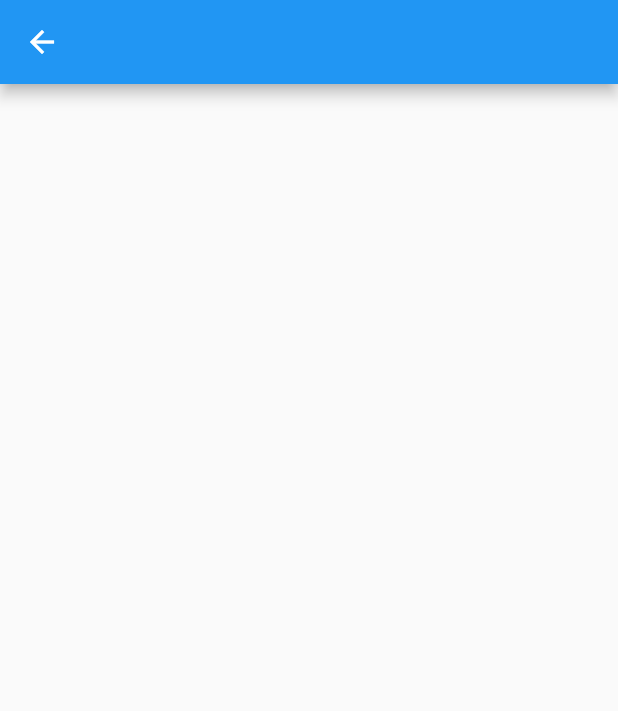
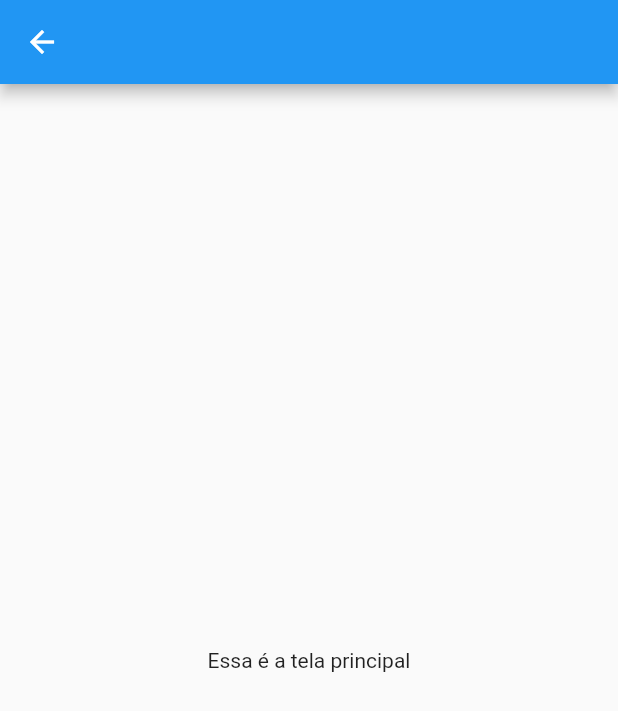
Before and after one commit to brunolemes318/Project-Pdv-Acai, a Flutter app: the PageDefault screen opened directly, on a phone screen of 412 x 824 dp. Shown: the top 711 px of the screen. Run offline on Flutter 3.47's test engine with Material 2 defaults, Android fonts, the phone set to English and light mode, and no system bars; our stand-ins replace universal_platform.

Commit message:
organizado e otimizado codigo dos components desktop

```diff
--- a/lib/pages/default_page.dart
+++ b/lib/pages/default_page.dart
@@ -3,10 +3,15 @@ import 'package:flutter/material.dart';
 
 class PageDefault extends StatelessWidget {
   late AppBar appBar;
-  PageDefault({Key? key, required this.appBar}) : super(key: key);
+  late Container body;
+  PageDefault({Key? key, required this.appBar, required this.body})
+      : super(key: key);
 
   @override
   Widget build(BuildContext context) {
-    return Scaffold(appBar: appBar,);
+    return Scaffold(
+      appBar: appBar,
+      body: body,
+    );
   }
 }
--- a/lib/pages/desktop/home_page_desktop.dart
+++ b/lib/pages/desktop/home_page_desktop.dart
@@ -6,7 +6,9 @@ class HomePageDeskop extends StatelessWidget {
   @override
   Widget build(BuildContext context) {
     return PageDefault(
-      appBar: ComponentsDesktop().menuOfApp,
+      appBar: ComponentsDesktop().menu(),
+      body: Container(child: Center(child: Text('Essa é a tela principal'),),),
+
     );
   }
 }
--- a/pubspec.yaml
+++ b/pubspec.yaml
@@ -46,8 +46,8 @@ flutter:
   uses-material-design: true
 
   # To add assets to your application, add an assets section, like this:
-  # assets:
-  #   - images/a_dot_burr.jpeg
+assets:
+  - images/logo.jpg
   #   - images/a_dot_ham.jpeg
 
   # An image asset can refer to one or more resolution-specific "variants", see
```
Also changed, not shown: lib/components/components_default.dart (+3 -13 lines), lib/components/components_desktop.dart (+13 -1 lines), lib/pages/desktop/login_page_desktop.dart (added, +10 -0 lines), lib/themes/theme_default.dart (+8 -2 lines), assets/images/logo.jpg (added), assets/logos-para-loja-de-acai.jpg (added), lib/pages/desktop/user_page_creat._desktop.dart (added), lib/pages/mobile/login_page_mobile.dart (added).
